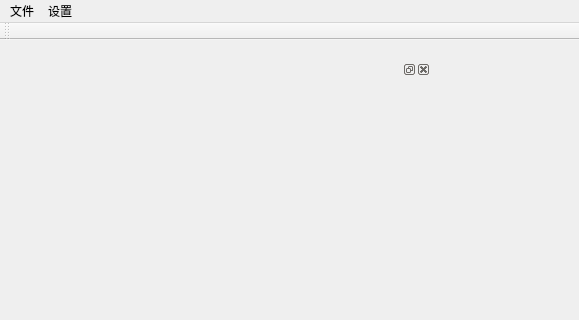
The window that mainwindow.ui (KongQingXin12/JCY) describes before a commit, drawn with Qt 5; both pictures show x 0 to 579 and y 0 to 320 of the 1002 by 624 pixel window.
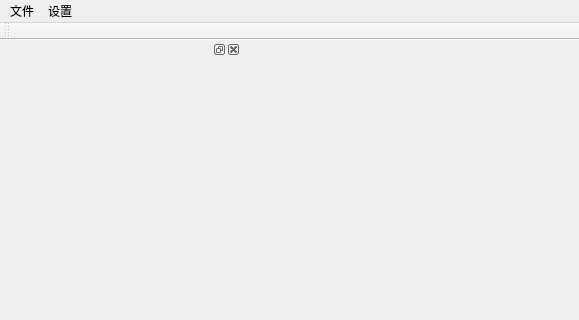
The same window after the commit.

The edit to the form file:
```diff
--- a/mainwindow.ui
+++ b/mainwindow.ui
@@ -43,10 +43,10 @@
    <widget class="QDockWidget" name="Graph_dis">
     <property name="geometry">
      <rect>
-      <x>30</x>
-      <y>20</y>
-      <width>401</width>
-      <height>381</height>
+      <x>10</x>
+      <y>0</y>
+      <width>231</width>
+      <height>161</height>
      </rect>
     </property>
     <property name="floating">
```
